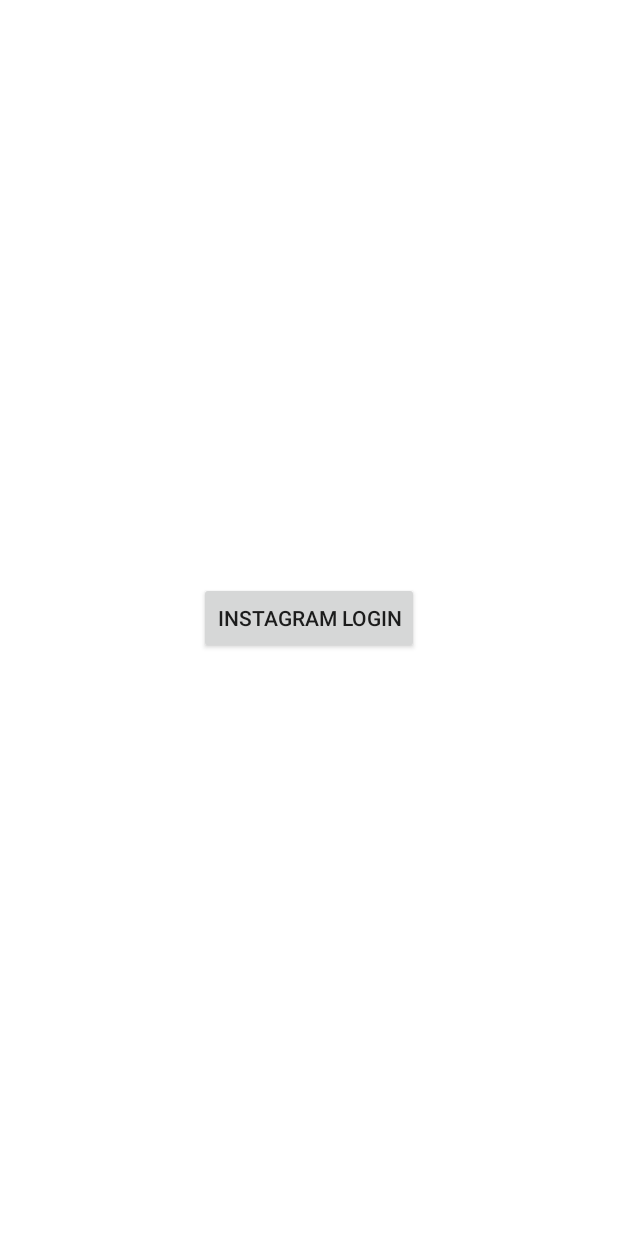
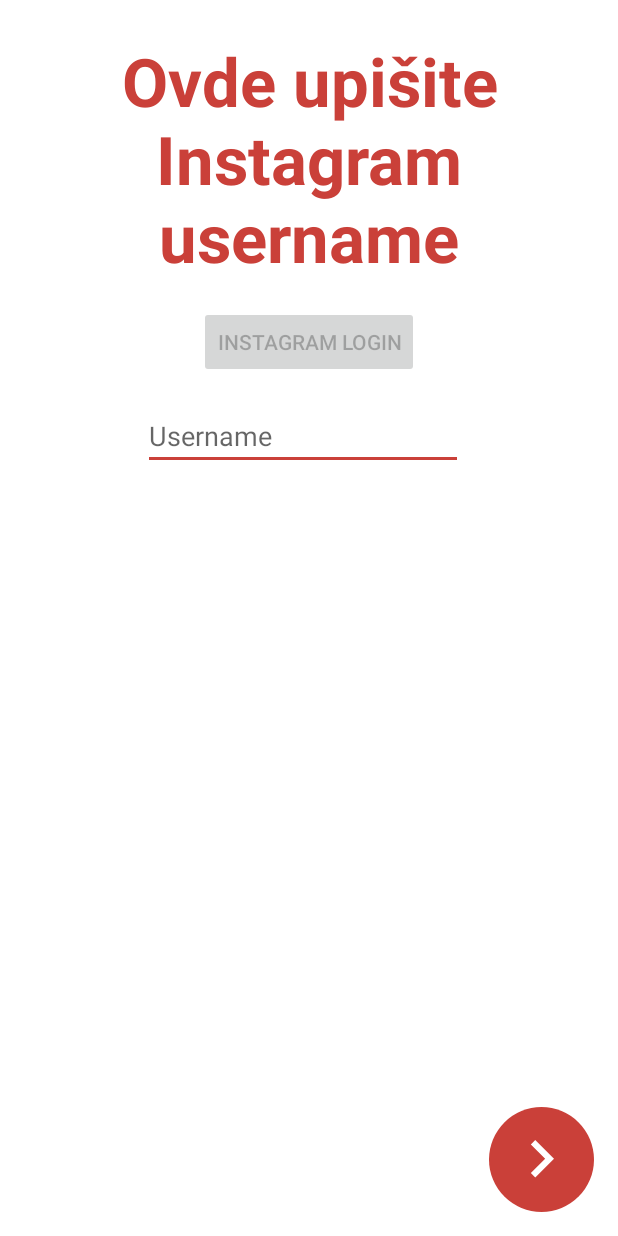
Before and after one commit to iskrenovic/NFCTryout, an Android app: the fragment InputInstagramFragment shown on its own in the app's theme, on a phone screen of 412 x 824 dp. Run offline under Robolectric (Android 15) with nearby library versions, the phone set to English and light mode, and no system bars; our stand-ins replace data binding.

Commit message:
Instagram implemented

```diff
--- a/app/src/main/java/com/example/budalajedna/nfctryout/presentation/dialogs/EditDialog.java
+++ b/app/src/main/java/com/example/budalajedna/nfctryout/presentation/dialogs/EditDialog.java
@@ -17,6 +17,6 @@ public class EditDialog extends DialogFragment {
     }
 
     public interface Callback{
-        void editInfo();
+
     }
 }
--- a/app/src/main/java/com/example/budalajedna/nfctryout/presentation/input/InputInstagramFragment.java
+++ b/app/src/main/java/com/example/budalajedna/nfctryout/presentation/input/InputInstagramFragment.java
@@ -10,19 +10,23 @@ import android.support.v4.app.Fragment;
 import android.view.LayoutInflater;
 import android.view.View;
 import android.view.ViewGroup;
-import android.widget.Button;
 
 import com.example.budalajedna.nfctryout.R;
 import com.example.budalajedna.nfctryout.databinding.FragmentInstagramBinding;
 import com.example.budalajedna.nfctryout.datahandling.Instagram;
 import com.example.budalajedna.nfctryout.datahandling.InstagramRequest;
+import com.example.budalajedna.nfctryout.presentation.main.MainCallback;
 
-public class InputInstagramFragment extends Fragment implements InputInstagramViewModel.InstagramFragmentCallback,InstagramAuthDialog.AuthenticationListener {
+public class InputInstagramFragment extends Fragment implements InputInstagramViewModel.Callback,InstagramAuthDialog.AuthenticationListener {
 
     private FragmentInstagramBinding binding;
     private InputInstagramViewModel viewModel;
-    private InstagramCallback instagramCallback;
+    private InstagramCallback callback;
     private Instagram instagram;
+
+    private MainCallback mainCallback;
+
+    private boolean edit;
 
     @Nullable
     @Override
@@ -34,27 +38,38 @@ public class InputInstagramFragment extends Fragment implements InputInstagramVi
         binding.setLifecycleOwner(this);
 
         viewModel = ViewModelProviders.of(this).get(InputInstagramViewModel.class);
-        viewModel.setInstagramFragmentCallback(this);
+        viewModel.setCallback(this);
 
         binding.setVm(this.viewModel);
 
         return  view;
     }
 
-    public void setInstagramCallback(InstagramCallback instagramCallback){
-        this.instagramCallback=instagramCallback;
+    public void setCallback(InstagramCallback callback, MainCallback mainCallback){
+        this.callback = callback;
+        this.mainCallback = mainCallback;
+    }
+
+    public void setEdit(boolean edit) {
+        this.edit = edit;
     }
 
     @Override
     public void onClickLogin() {
-        InstagramAuthDialog authenticationDialog = new InstagramAuthDialog(instagramCallback.getMainActivity(),this);
+        InstagramAuthDialog authenticationDialog = new InstagramAuthDialog(callback.getMainActivity(),this);
         authenticationDialog.setCancelable(true);
         authenticationDialog.show();
     }
 
     @Override
+    public void nextFragment(String username) {
+        mainCallback.getUser().setInstagramUsername(username);
+        callback.nextFragment(edit);
+    }
+
+    @Override
     public void onTokenReceived(String auth_token) {
-        instagram=new Instagram(instagramCallback.getMainActivity(),instagramCallback.getInstagramUserCallback());
+        instagram=new Instagram(callback.getMainActivity(), callback.getInstagramUserCallback());
         instagram.onTokenReceived(auth_token);
     }
 
@@ -63,5 +78,6 @@ public class InputInstagramFragment extends Fragment implements InputInstagramVi
     public interface InstagramCallback{
         Activity getMainActivity();
         InstagramRequest.SetInstagramUserCallback getInstagramUserCallback();
+        void nextFragment(boolean edit);
     }
 }
--- a/app/src/main/java/com/example/budalajedna/nfctryout/presentation/input/InputInstagramViewModel.java
+++ b/app/src/main/java/com/example/budalajedna/nfctryout/presentation/input/InputInstagramViewModel.java
@@ -1,17 +1,55 @@
 package com.example.budalajedna.nfctryout.presentation.input;
 
+import android.arch.lifecycle.LiveData;
+import android.arch.lifecycle.MutableLiveData;
 import android.arch.lifecycle.ViewModel;
+import android.text.Editable;
 
 public class InputInstagramViewModel extends ViewModel {
 
-    private InstagramFragmentCallback instagramFragmentCallback;
+    private MutableLiveData<String> username;
+
+    private Callback callback;
+
+    public InputInstagramViewModel(){
+        username = new MutableLiveData<>();
+    }
+
+    public void textChanged(Editable editable){
+        if(username.getValue()!=null) {
+            if (!username.getValue().equals(editable.toString())) {
+                username.setValue(editable.toString());
+            }
+        }
+        else {
+            username.setValue(editable.toString());
+        }
+    }
+
+    public void setUsername(String username) {
+        this.username.setValue(username);
+    }
+
+    public void nextFragment(){
+        if(username.getValue()!=null) {
+            if (username.getValue().contains("@"))
+                username.setValue(username.getValue().substring(1));
+            callback.nextFragment(username.getValue());
+        }
+    }
+
+    public LiveData<String> getUsername() {
+        return username;
+    }
+
     public void login(){
-        instagramFragmentCallback.onClickLogin();
+        callback.onClickLogin();
     }
-    public void setInstagramFragmentCallback(InstagramFragmentCallback instagramFragmentCallback){
-        this.instagramFragmentCallback=instagramFragmentCallback;
+    public void setCallback(Callback callback){
+        this.callback = callback;
     }
-    public interface InstagramFragmentCallback{
+    public interface Callback {
         void onClickLogin();
+        void nextFragment(String username);
     }
 }
--- a/app/src/main/java/com/example/budalajedna/nfctryout/presentation/input/InputPhoneNumberFragment.java
+++ b/app/src/main/java/com/example/budalajedna/nfctryout/presentation/input/InputPhoneNumberFragment.java
@@ -60,13 +60,7 @@ public class InputPhoneNumberFragment extends Fragment implements InputPhoneNumb
         }
     }
 
-    @Override
-    public void emptyPhone() {
-        callback.nextField("Upišite broj telefona...");
-    }
-
     public interface Callback{
         void nextFragment(boolean edit);
-        void nextField(String text);
     }
 }
--- a/app/src/main/java/com/example/budalajedna/nfctryout/presentation/input/InputPhoneNumberViewModel.java
+++ b/app/src/main/java/com/example/budalajedna/nfctryout/presentation/input/InputPhoneNumberViewModel.java
@@ -40,11 +40,9 @@ public class InputPhoneNumberViewModel extends ViewModel {
 
     public void nextFragment(){
         if(phoneNumber.getValue()!=null) callback.nextFragment(phoneNumber.getValue());
-        else callback.emptyPhone();
     }
 
     public interface Callback{
         void nextFragment(String phoneNumber);
-        void emptyPhone();
     }
 }
--- a/app/src/main/java/com/example/budalajedna/nfctryout/presentation/profile/ProfileFragment.java
+++ b/app/src/main/java/com/example/budalajedna/nfctryout/presentation/profile/ProfileFragment.java
@@ -102,9 +102,15 @@ public class ProfileFragment extends Fragment implements  ProfileViewModel.Callb
         callback.skypeClick();
     }
 
+    @Override
+    public void instagramClick() {
+        callback.instagramClick();
+    }
+
     public interface Callback {
         void emailClick();
         void numberClick();
         void skypeClick();
+        void instagramClick();
     }
 }
--- a/app/src/main/java/com/example/budalajedna/nfctryout/presentation/profile/ProfileViewModel.java
+++ b/app/src/main/java/com/example/budalajedna/nfctryout/presentation/profile/ProfileViewModel.java
@@ -47,6 +47,7 @@ public class ProfileViewModel extends ViewModel {
         skypeId.setValue(user.getSkypeId());
         twitterId.setValue(user.getTwitterId());
         facebookId.setValue(user.getFacebookId());
+        instagramId.setValue("@" + user.getInstagramUsername());
     }
 
     public void setCallback(Callback callback) {
@@ -68,6 +69,8 @@ public class ProfileViewModel extends ViewModel {
     public void skypeClick(){
         callback.skypeClick();
     }
+
+    public void instagramClick(){ callback.instagramClick();}
 
     public void textChanged(Editable editable){
         if(name.getValue()!=null) {
@@ -121,6 +124,7 @@ public class ProfileViewModel extends ViewModel {
         void emailClick();
         void numberClick();
         void skypeClick();
+        void instagramClick();
     }
 
 }
--- a/app/src/main/res/layout/fragment_instagram.xml
+++ b/app/src/main/res/layout/fragment_instagram.xml
@@ -1,5 +1,6 @@
 <?xml version="1.0" encoding="utf-8"?>
-<layout xmlns:app="http://schemas.android.com/apk/res-auto"
+<layout xmlns:tools="http://schemas.android.com/tools"
+    xmlns:app="http://schemas.android.com/apk/res-auto"
     xmlns:android="http://schemas.android.com/apk/res/android">
 
     <data>
@@ -12,21 +13,65 @@
         android:layout_width="match_parent"
         android:layout_height="match_parent">
 
+        <TextView
+            android:id="@+id/tv"
+            android:layout_width="wrap_content"
+            android:layout_height="wrap_content"
+            android:layout_marginStart="8dp"
+            android:layout_marginTop="24dp"
+            android:layout_marginEnd="8dp"
+            android:text="Ovde upišite Instagram username"
+            android:textColor="@color/colorAccent"
+            android:textAlignment="center"
+            android:textStyle="bold"
+            android:textSize="20pt"
+            app:layout_constraintEnd_toEndOf="parent"
+            app:layout_constraintStart_toStartOf="parent"
+            app:layout_constraintTop_toTopOf="parent" />
+
 
         <Button
             android:id="@+id/bt_loginInstagram"
             android:layout_width="wrap_content"
             android:layout_height="wrap_content"
             android:layout_centerHorizontal="true"
+            android:layout_marginEnd="8dp"
             android:layout_marginStart="8dp"
-        android:layout_marginTop="8dp"
-        android:layout_marginEnd="8dp"
-        android:layout_marginBottom="8dp"
+            android:layout_marginTop="16dp"
+            android:enabled="false"
             android:onClick="@{()->vm.login()}"
             android:text="INSTAGRAM LOGIN"
-        app:layout_constraintBottom_toBottomOf="parent"
             app:layout_constraintEnd_toEndOf="parent"
             app:layout_constraintStart_toStartOf="parent"
-        app:layout_constraintTop_toTopOf="parent" />
+            app:layout_constraintTop_toBottomOf="@+id/tv" />
+
+        <EditText
+            android:id="@+id/editText"
+            android:layout_width="wrap_content"
+            android:layout_height="wrap_content"
+            android:layout_marginEnd="8dp"
+            android:layout_marginTop="16dp"
+            android:ems="10"
+            android:inputType="textPersonName"
+            android:hint="Username"
+            android:text="@{vm.username}"
+            android:afterTextChanged="@{vm::textChanged}"
+            app:layout_constraintEnd_toEndOf="parent"
+            app:layout_constraintStart_toStartOf="parent"
+            app:layout_constraintTop_toBottomOf="@+id/bt_loginInstagram" />
+
+        <ImageView
+            android:id="@+id/btNext"
+            android:layout_width="wrap_content"
+            android:layout_height="wrap_content"
+            android:layout_marginEnd="16dp"
+            android:layout_marginBottom="16dp"
+            android:background="@drawable/custom_button"
+            android:onClick="@{()->vm.nextFragment()}"
+            android:padding="10dp"
+            android:src="@drawable/ic_next"
+            app:layout_constraintBottom_toBottomOf="parent"
+            app:layout_constraintEnd_toEndOf="parent" />
+
     </android.support.constraint.ConstraintLayout>
 </layout>
--- a/app/src/main/res/layout/fragment_share.xml
+++ b/app/src/main/res/layout/fragment_share.xml
@@ -129,6 +129,7 @@
             android:layout_marginTop="16dp"
             android:background="@android:color/transparent"
             android:text="Uskoro"
+            android:onClick="@{()->vm.instagramClick()}"
             android:scaleType="fitXY"
             android:elevation="10dp"
             android:src="@{vm.instagram ? vm.srcInstagramOn : vm.srcInstagramOff}"
```
Also changed, not shown: app/src/main/java/com/example/budalajedna/nfctryout/datahandling/User.java (+6 -2 lines), app/src/main/java/com/example/budalajedna/nfctryout/presentation/main/AppActivity.java (+10 -15 lines), app/src/main/res/layout/fragment_profile.xml (+23 -0 lines). Lines whose indentation alone changed are shown as unchanged.
